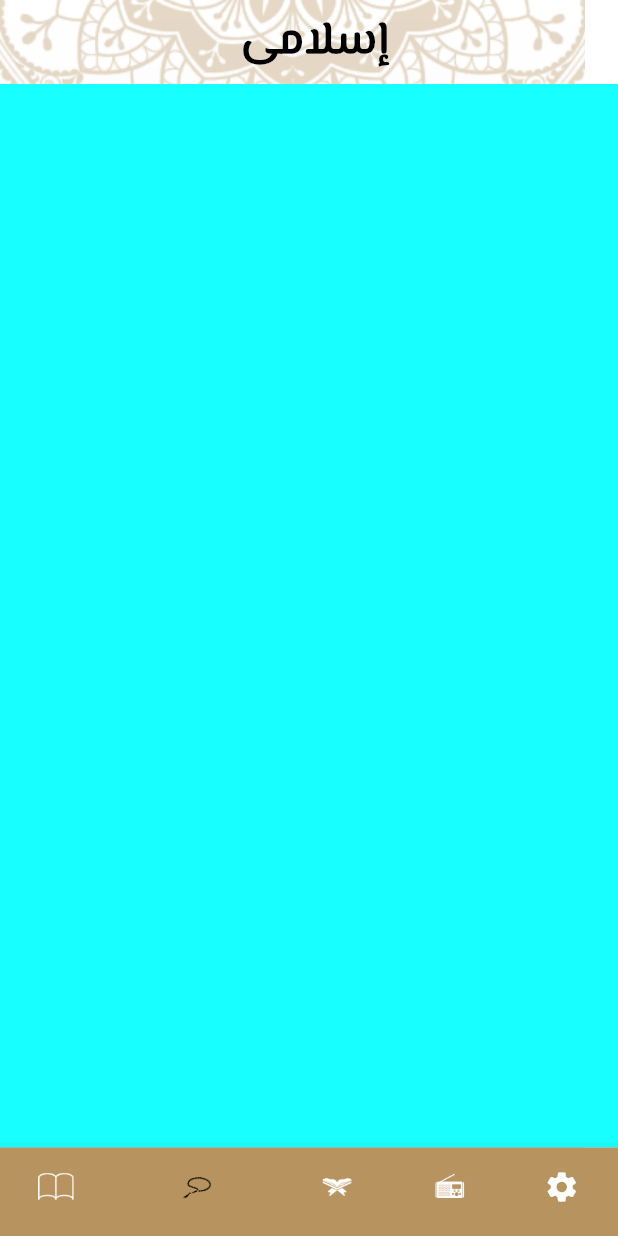
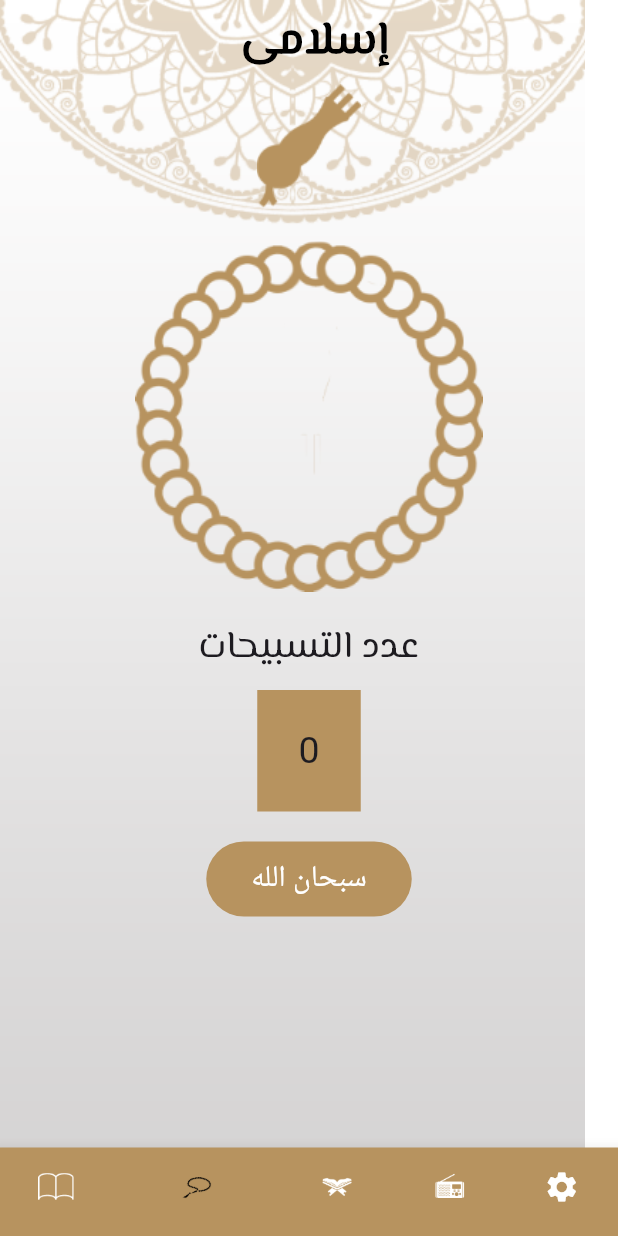
Before and after one commit to abdelr7mn/Islami.route, a Flutter app: the screen it shows after launch, item 2 of the bottom bar chosen, on a phone screen of 412 x 824 dp. Run offline on Flutter 3.47's test engine with Material 3 defaults, Android fonts, the phone set to English and light mode, and no system bars.

Commit message:
Screens done

```diff
--- a/lib/Home/tabs/sebha.dart
+++ b/lib/Home/tabs/sebha.dart
@@ -1,10 +1,93 @@
 import 'package:flutter/material.dart';
 
-class SebhaTab extends StatelessWidget {@override
-  const SebhaTab({super.key});
+class SebhaTab extends StatefulWidget {
+  @override
+  SebhaTabState createState() => SebhaTabState();
+}
+
+class SebhaTabState extends State<SebhaTab> {
+  int counter = 0;
+  int phase = 0;
+  String buttonText = 'سبحان الله';
+
+  void incrementCounter() {
+    if (counter < 33) {
+      setState(() {
+        counter++;
+      });
+    } else {
+      setState(() {
+        counter = 1;
+        phase++;
+        if (phase > 3) phase = 0;
+        switch (phase) {
+          case 0:
+            buttonText = '  سبحان الله  ';
+            break;
+          case 1:
+            buttonText = '  الحمدلله  ';
+            break;
+          case 2:
+            buttonText = ' لا اله الا الله ';
+            break;
+          case 3:
+            buttonText = '  الله اكبر ';
+            break;
+        }
+      });
+    }
+  }
 
   @override
   Widget build(BuildContext context) {
-    return Container(color: Colors.cyanAccent);
+    return Column(
+      crossAxisAlignment: CrossAxisAlignment.stretch,
+      children: [
+        Image.asset("assets/images/head_sebha_logo.png",
+            width: 53, height: 100),
+        Image.asset("assets/images/body_sebha_logo.png",
+            width: 232, height: 243),
+        SizedBox(height: 15),
+        Text(
+          "عدد التسبيحات",
+          style: TextStyle(fontSize: 25, fontFamily: 'ElMessiri'),
+          textAlign: TextAlign.center,
+        ),
+        SizedBox(height: 10),
+        Center(
+          child: Container(
+            height: 81,
+            width: 69,
+            color: Color(0xffB7935F),
+            child: Center(
+              child: Text(
+                '$counter',
+                style: TextStyle(fontSize: 25),
+              ),
+            ),
+          ),
+        ),
+        SizedBox(height: 20),
+        Center(
+          child: GestureDetector(
+            onTap: incrementCounter,
+            child: Container(
+              padding: EdgeInsets.symmetric(vertical: 10, horizontal: 30),
+              decoration: BoxDecoration(
+                color: Color(0xFFB7935F),// Tan color
+                borderRadius: BorderRadius.circular(51),
+              ),
+              child: Text(
+                buttonText,
+                style: TextStyle(
+                  fontSize: 20,
+                  color: Colors.white,
+                ),
+              ),
+            ),
+          ),
+        ),
+      ],
+    );
   }
 }
--- a/lib/Home/tabs/sura_detalis.dart
+++ b/lib/Home/tabs/sura_detalis.dart
@@ -41,7 +41,7 @@ class _SuraDetailsState extends State<SuraDetails> {
            color: Color(0xffF8F8F8),
           elevation: 4,
           shape: UnderlineInputBorder(
-          borderRadius: BorderRadius.circular(10),
+          borderRadius: BorderRadius.circular(12),
           borderSide: BorderSide(
             color: Colors.transparent,
           )
@@ -51,7 +51,8 @@ class _SuraDetailsState extends State<SuraDetails> {
             itemBuilder: (context, index) {
               return
                 Text(
-                verses[index],
+               " ${verses[index]}(${index + 1})",
+                textDirection: TextDirection.rtl,
                 textAlign: TextAlign.center,
                 style: TextStyle(
                   color: Colors.black,
@@ -66,7 +67,6 @@ class _SuraDetailsState extends State<SuraDetails> {
       ),
     );
   }
-
   LoadSuraFile(int index) async {
     String sura = await rootBundle.loadString("assets/files/${index + 1}.txt");
 
```
Also changed, not shown: assets/images/2.0x/body_sebha_logo@2x.png (added), assets/images/2.0x/head_sebha_logo@2x.png (added), assets/images/3.0x/body_sebha_logo@3x.png (added), assets/images/3.0x/head_sebha_logo@3x.png (added), assets/images/body_sebha_logo.png (added), assets/images/head_sebha_logo.png (added).
